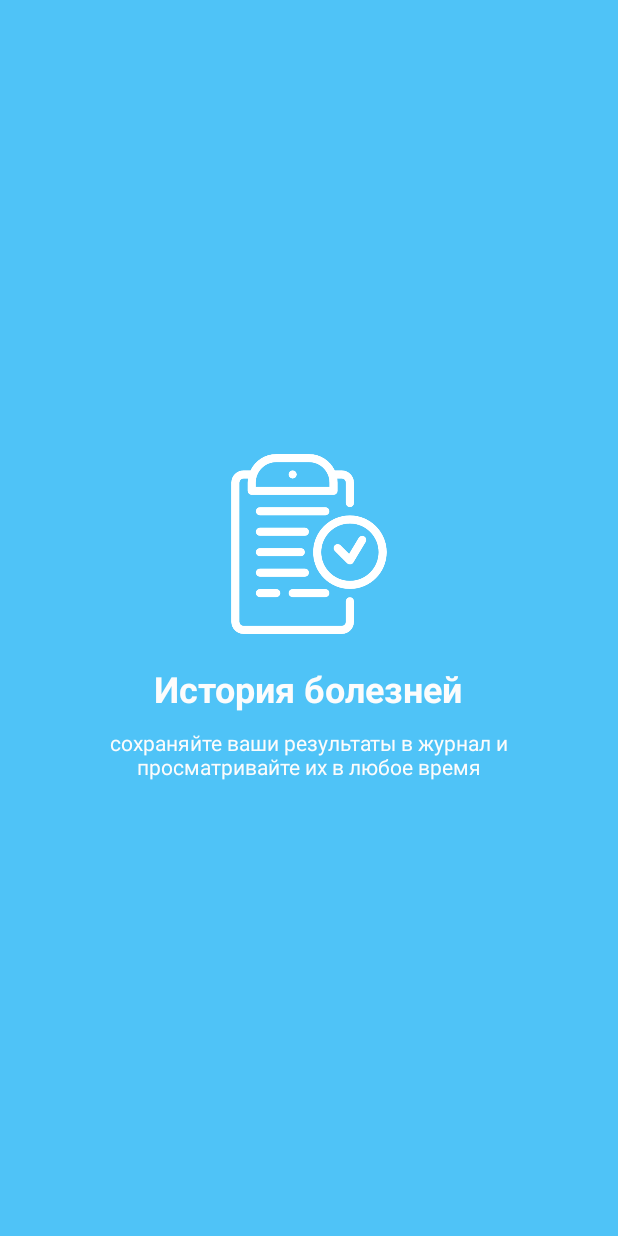
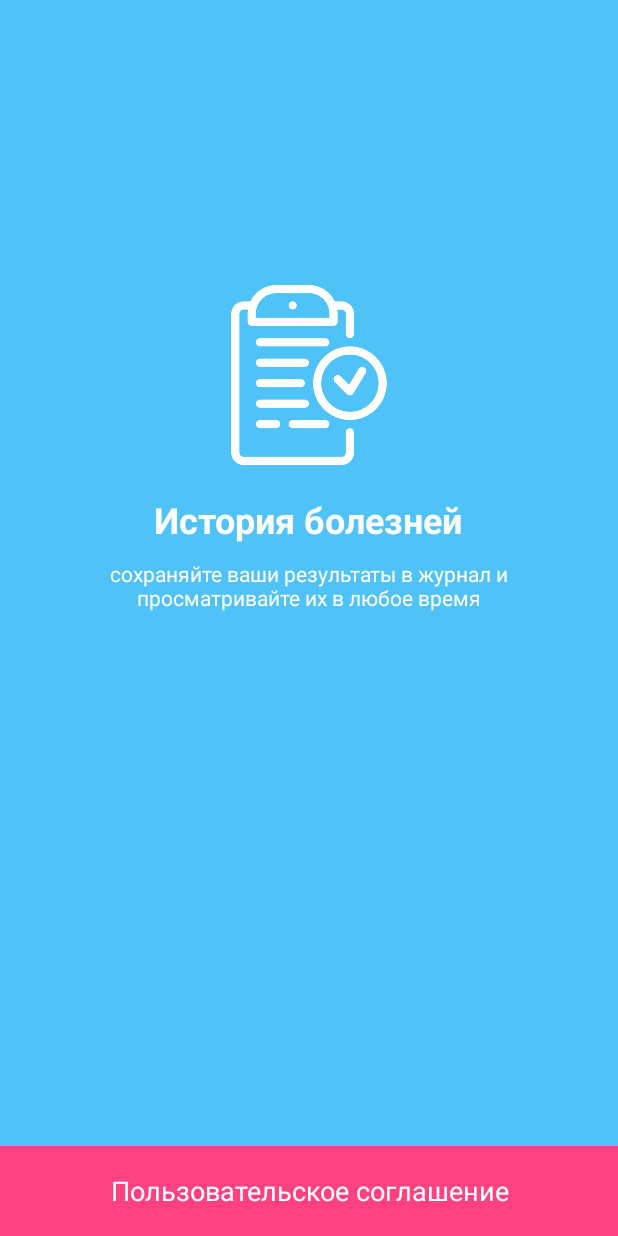
Before and after one commit to kamikhai/Pain_Search, an Android app: the layout welcome_screen3.xml on its own in the app's theme, with its tools: preview values and no code run, on a phone screen of 412 x 824 dp. Run offline under Robolectric (Android 15) with nearby library versions, the phone set to English and light mode, and no system bars.

Commit message:
new menu

```diff
--- a/app/src/main/java/com/example/rrota/pain_s/WelcomeActivity.java
+++ b/app/src/main/java/com/example/rrota/pain_s/WelcomeActivity.java
@@ -5,6 +5,7 @@ import android.content.Intent;
 import android.graphics.Color;
 import android.os.Build;
 import android.support.annotation.NonNull;
+import android.support.design.widget.BottomSheetBehavior;
 import android.support.v4.view.PagerAdapter;
 import android.support.v4.view.ViewPager;
 import android.support.v7.app.AppCompatActivity;
@@ -35,12 +36,39 @@ private TextView[] dots;
 private LinearLayout dotsLayout;
 Button btn_next ;
 Button skip;
+//Определяем нижнее  вью
+
     private FirebaseAuth mAuth;
     private FirebaseAuth.AuthStateListener mAuthListener;
 
     @Override
     protected void onCreate(Bundle savedInstanceState) {
         super.onCreate(savedInstanceState);
+
+        // настройка состояний нижнего экрана
+        // bottomSheetBehavior.setState(BottomSheetBehavior.STATE_COLLAPSED);
+        //bottomSheetBehavior.setState(BottomSheetBehavior.STATE_HIDDEN);
+
+
+        // настройка максимальной высоты
+        // bottomSheetBehavior.setPeekHeight(340);
+
+        // настройка возможности скрыть элемент при свайпе вниз
+        //bottomSheetBehavior.setHideable(false);
+
+        // настройка колбэков при изменениях
+        // bottomSheetBehavior.setBottomSheetCallback(new BottomSheetBehavior.BottomSheetCallback() {
+
+        // @Override
+            //public void onStateChanged(@NonNull View bottomSheet, int newState) {
+
+//            }
+
+//            @Override
+//            public void onSlide(@NonNull View bottomSheet, float slideOffset) {
+
+  //          }
+      //  });
         mAuth = FirebaseAuth.getInstance();
         mAuthListener = new FirebaseAuth.AuthStateListener() {
             @Override
@@ -65,8 +93,8 @@ Button skip;
         welcome_manager = new Welcome_manager(this);
         if(!welcome_manager.Check()){
             welcome_manager.setFirst(false);
-            Intent i = new Intent(WelcomeActivity.this, Index.class);
-            startActivity(i);
+            Intent y = new Intent(WelcomeActivity.this, Index.class);
+            startActivity(y);
             finish();
         }
 
--- a/app/src/main/res/layout/activity_index.xml
+++ b/app/src/main/res/layout/activity_index.xml
@@ -104,4 +104,5 @@
         android:textColor="#fff"
         android:textSize="16dip" />
 
+
     </AbsoluteLayout>
--- /dev/null
+++ b/app/src/main/res/layout/bottom_view.xml
@@ -0,0 +1,29 @@
+<?xml version="1.0" encoding="utf-8"?>
+<LinearLayout xmlns:android="http://schemas.android.com/apk/res/android"
+    xmlns:app="http://schemas.android.com/apk/res-auto"
+    android:id="@+id/bottomview"
+    android:layout_width="match_parent"
+    android:layout_height="340dp"
+    android:background="@android:color/white"
+    android:orientation="vertical"
+    app:behavior_hideable="true"
+    app:behavior_peekHeight="60dp"
+    app:layout_behavior="android.support.design.widget.BottomSheetBehavior">
+
+    <TextView
+        android:layout_width="match_parent"
+        android:layout_height="60dp"
+        android:background="@color/colorAccent"
+        android:gravity="center"
+        android:textSize="18dp"
+        android:text="Пользовательское соглашение"
+        android:textColor="@android:color/white" />
+
+    <TextView
+        android:layout_width="match_parent"
+        android:layout_height="match_parent"
+        android:gravity="center"
+        android:text="Согласитесь пожалуйста"
+        android:textColor="@android:color/black" />
+
+</LinearLayout>
--- a/app/src/main/res/layout/welcome_screen3.xml
+++ b/app/src/main/res/layout/welcome_screen3.xml
@@ -1,15 +1,18 @@
 <?xml version="1.0" encoding="utf-8"?>
-<RelativeLayout
-    xmlns:android="http://schemas.android.com/apk/res/android" android:layout_width="match_parent"
+<android.support.design.widget.CoordinatorLayout xmlns:android="http://schemas.android.com/apk/res/android"
+    android:layout_width="match_parent"
     android:layout_height="match_parent"
-    android:background="@color/light_blue">
+    xmlns:tools="http://schemas.android.com/tools"
+    android:background="@color/light_blue"
+    >
 
     <LinearLayout
         android:layout_width="wrap_content"
         android:layout_height="wrap_content"
         android:orientation="vertical"
         android:gravity="center_horizontal"
-        android:layout_centerInParent="true">
+        android:layout_centerInParent="true"
+        android:layout_marginTop="190dp">
 
 
         <ImageView
@@ -38,5 +41,5 @@
             android:textColor="@color/backgroundcolor" />
 
     </LinearLayout>
-
-</RelativeLayout>
+    <include layout="@layout/bottom_view" />
+</android.support.design.widget.CoordinatorLayout>
```
